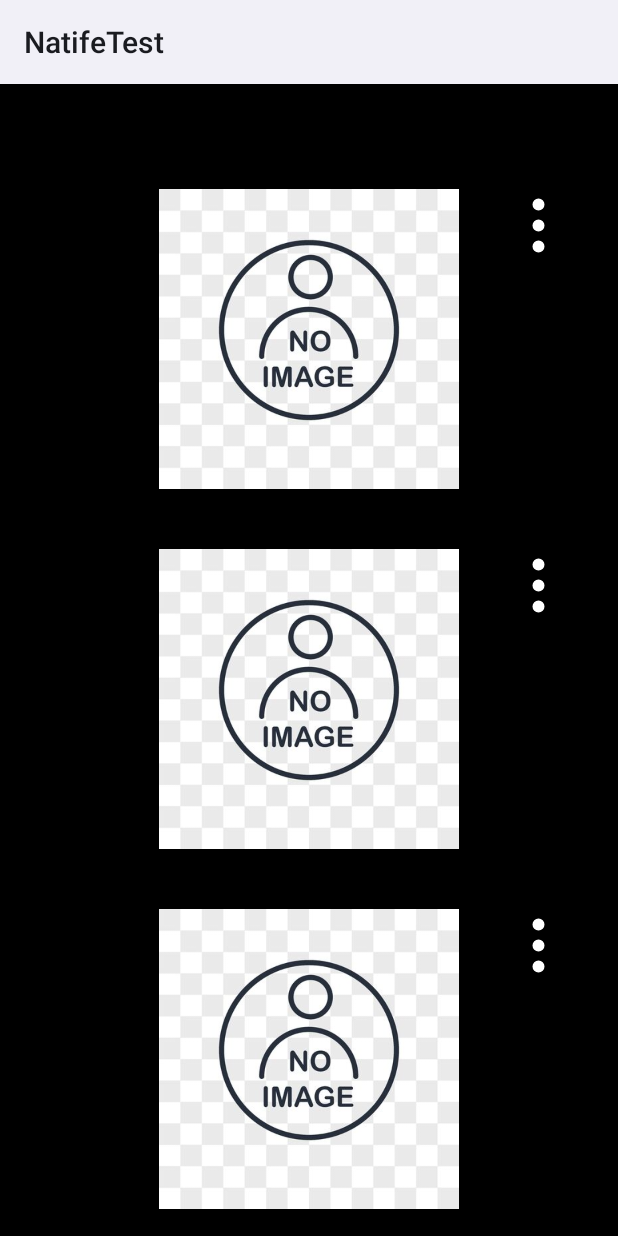
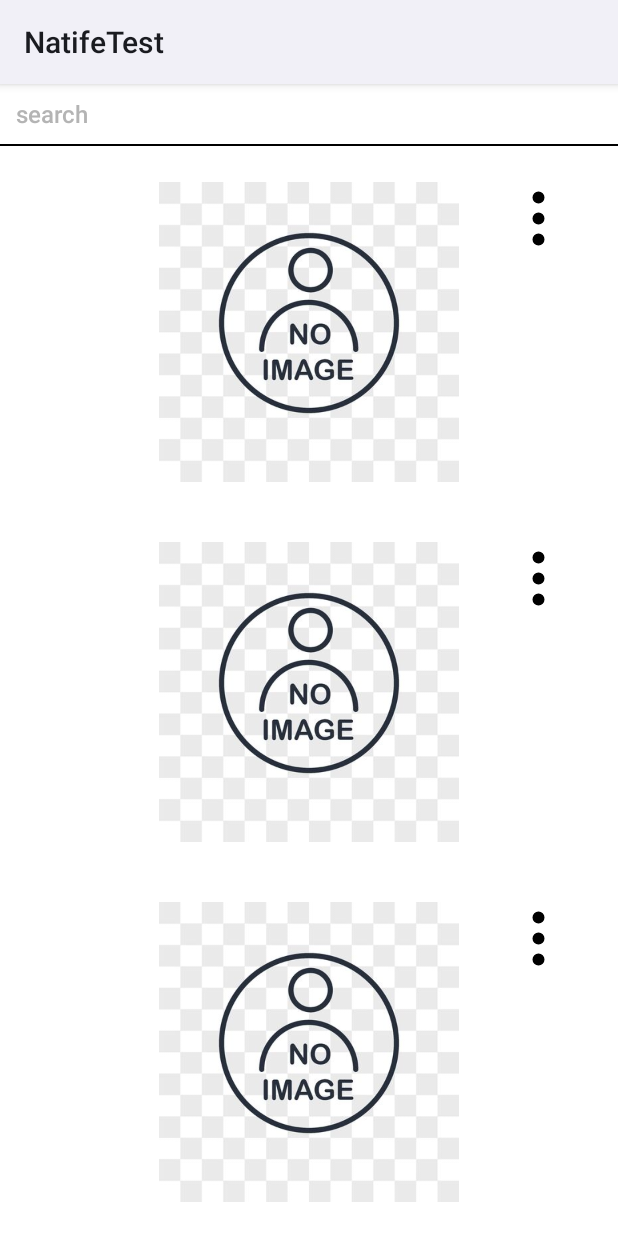
Before and after one commit to NothingToUnderstand/NatifeTest, an Android app: the layout fragment_first.xml on its own in the app's theme, with its tools: preview values and no code run, on a phone screen of 412 x 824 dp. Run offline under Robolectric (Android 15) with nearby library versions, the phone set to English and light mode, and no system bars.

Commit message:
search feature

```diff
--- a/app/src/main/java/com/example/natifetest/ui/first_screen/FirstScreenViewModel.kt
+++ b/app/src/main/java/com/example/natifetest/ui/first_screen/FirstScreenViewModel.kt
@@ -23,9 +23,9 @@ class FirstScreenViewModel @Inject constructor(
 
     private val _gifs = MutableStateFlow<PagingData<Gif>?>(null)
     val gifs = _gifs.asStateFlow()
-    fun getGifs() {
+    fun getGifs(search: String? = null) {
         viewModelScope.launch {
-            gifsUseCase.getGifs().cachedIn(viewModelScope).collect {
+            gifsUseCase.getGifs(search).cachedIn(viewModelScope).collect {
                 _gifs.value = it
             }
         }
--- /dev/null
+++ b/app/src/main/res/drawable/black_cursor.xml
@@ -0,0 +1,7 @@
+<?xml version="1.0" encoding="utf-8"?>
+<shape android:shape="rectangle"  xmlns:android="http://schemas.android.com/apk/res/android">
+    <size android:width="1dp" android:height="1dp"/>
+    <solid android:color="@color/black"
+        />
+    <stroke android:color="@color/black"/>
+</shape>
--- a/app/src/main/res/drawable/ic_loading.xml
+++ b/app/src/main/res/drawable/ic_loading.xml
@@ -8,6 +8,6 @@
       android:strokeLineJoin="round"
       android:strokeWidth="2"
       android:fillColor="#00000000"
-      android:strokeColor="#000000"
+      android:strokeColor="@color/black"
       android:strokeLineCap="round"/>
 </vector>
--- a/app/src/main/res/drawable/ic_sandwich_menu.xml
+++ b/app/src/main/res/drawable/ic_sandwich_menu.xml
@@ -1,12 +1,12 @@
 <vector android:height="38dp" android:viewportHeight="19"
     android:viewportWidth="5" android:width="10dp" xmlns:android="http://schemas.android.com/apk/res/android">
-    <path android:fillColor="#FFFFFF" android:fillType="evenOdd"
+    <path android:fillColor="@color/black" android:fillType="evenOdd"
         android:pathData="M2.5,2.5m-1.5,0a1.5,1.5 0,1 1,3 0a1.5,1.5 0,1 1,-3 0"
-        android:strokeColor="#FFFFFF" android:strokeWidth="1"/>
-    <path android:fillColor="#FFFFFF" android:fillType="evenOdd"
+        android:strokeColor="@color/black" android:strokeWidth="1"/>
+    <path android:fillColor="@color/black" android:fillType="evenOdd"
         android:pathData="M2.5,9.5m-1.5,0a1.5,1.5 0,1 1,3 0a1.5,1.5 0,1 1,-3 0"
-        android:strokeColor="#FFFFFF" android:strokeWidth="1"/>
-    <path android:fillColor="#FFFFFF" android:fillType="evenOdd"
+        android:strokeColor="@color/black" android:strokeWidth="1"/>
+    <path android:fillColor="@color/black" android:fillType="evenOdd"
         android:pathData="M2.5,16.5m-1.5,0a1.5,1.5 0,1 1,3 0a1.5,1.5 0,1 1,-3 0"
-        android:strokeColor="#FFFFFF" android:strokeWidth="1"/>
+        android:strokeColor="@color/black" android:strokeWidth="1"/>
 </vector>
--- a/app/src/main/res/layout/fragment_first.xml
+++ b/app/src/main/res/layout/fragment_first.xml
@@ -1,27 +1,47 @@
 <?xml version="1.0" encoding="utf-8"?>
-<androidx.constraintlayout.widget.ConstraintLayout xmlns:android="http://schemas.android.com/apk/res/android"
+<androidx.constraintlayout.widget.ConstraintLayout
+    xmlns:android="http://schemas.android.com/apk/res/android"
     xmlns:app="http://schemas.android.com/apk/res-auto"
     xmlns:tools="http://schemas.android.com/tools"
     android:layout_width="match_parent"
     android:layout_height="match_parent"
-    android:background="@color/black">
+    android:background="@color/white">
+
+    <androidx.appcompat.widget.AppCompatEditText
+        android:id="@+id/search"
+        style="@style/SearchEditText"
+        android:layout_width="0dp"
+        android:layout_height="40dp"
+        android:layout_marginStart="5dp"
+        android:hint="@string/search"
+        android:imeOptions="actionDone"
+        android:inputType="text"
+        android:maxLines="1"
+        app:layout_constraintEnd_toEndOf="parent"
+        app:layout_constraintStart_toStartOf="parent"
+        app:layout_constraintTop_toTopOf="parent" />
+    <View
+        android:layout_width="match_parent"
+        android:layout_height="1dp"
+        android:background="@color/black"
+        app:layout_constraintTop_toBottomOf="@+id/search"/>
 
     <androidx.swiperefreshlayout.widget.SwipeRefreshLayout
         android:id="@+id/swiperefresh"
         android:layout_width="match_parent"
         android:layout_height="wrap_content"
-        app:layout_constraintBottom_toBottomOf="parent"
+        android:layout_marginTop="50dp"
+         app:layout_constraintBottom_toBottomOf="parent"
         app:layout_constraintEnd_toEndOf="parent"
         app:layout_constraintStart_toStartOf="parent"
-        app:layout_constraintTop_toTopOf="parent">
+        app:layout_constraintTop_toBottomOf="@+id/search">
 
         <androidx.recyclerview.widget.RecyclerView
             android:id="@+id/gifs_recyclerview"
             android:layout_width="match_parent"
             android:layout_height="wrap_content"
             android:orientation="vertical"
-            android:paddingTop="50dp"
-            app:layoutManager="androidx.recyclerview.widget.LinearLayoutManager"
+                app:layoutManager="androidx.recyclerview.widget.LinearLayoutManager"
             app:layout_constraintBottom_toBottomOf="parent"
             app:layout_constraintEnd_toEndOf="parent"
             app:layout_constraintStart_toStartOf="parent"
--- a/app/src/main/res/layout/layout_rv_item_gif.xml
+++ b/app/src/main/res/layout/layout_rv_item_gif.xml
@@ -2,7 +2,7 @@
 <androidx.constraintlayout.widget.ConstraintLayout xmlns:android="http://schemas.android.com/apk/res/android"
     xmlns:app="http://schemas.android.com/apk/res-auto"
     android:layout_width="match_parent"
-    android:background="@color/black"
+    android:background="@color/white"
     android:layout_height="wrap_content">
 
     <ImageView
@@ -25,6 +25,6 @@
         app:layout_constraintEnd_toEndOf="parent"
         app:layout_constraintStart_toEndOf="@+id/gif_iv"
         app:layout_constraintTop_toTopOf="parent"
-        android:backgroundTint="@color/black"/>
+        android:backgroundTint="@color/white"/>
 
 </androidx.constraintlayout.widget.ConstraintLayout>
--- a/app/src/main/res/values/colors.xml
+++ b/app/src/main/res/values/colors.xml
@@ -2,4 +2,6 @@
 <resources>
     <color name="black">#FF000000</color>
     <color name="white">#FFFFFFFF</color>
+    <color name="gray">#B4B4B4</color>
+
 </resources>
--- a/app/src/main/res/values/strings.xml
+++ b/app/src/main/res/values/strings.xml
@@ -3,4 +3,5 @@
     <string name="something_went_wrong">Something went wrong</string>
     <string name="no_internet_connection">No internet connection</string>
     <string name="delete">Delete</string>
+    <string name="search">search</string>
 </resources>
--- /dev/null
+++ b/app/src/main/res/values/styles.xml
@@ -0,0 +1,12 @@
+<?xml version="1.0" encoding="utf-8"?>
+<resources>
+    <style name="SearchEditText" parent="Widget.AppCompat.EditText">
+        <item name="android:saveEnabled">true</item>
+        <item name="android:textColorHint">@color/gray</item>
+        <item name="android:textSize">16sp</item>
+        <item name="android:textColor">@color/black</item>
+        <item name="android:padding">5dp</item>
+        <item name="android:textCursorDrawable">@drawable/black_cursor</item>
+        <item name="android:background">@color/white</item>
+    </style>
+</resources>
```
Also changed, not shown: app/src/main/java/com/example/natifetest/data/repository/pagination/GifRemoteMediator.kt (+11 -4 lines), app/src/main/java/com/example/natifetest/domain/usecase/GifsUseCase.kt (+11 -5 lines), app/src/main/java/com/example/natifetest/ui/MainActivity.kt (+20 -0 lines), app/src/main/java/com/example/natifetest/ui/first_screen/FirstFragment.kt (+22 -8 lines), app/src/main/java/com/example/natifetest/utils/extensions/KeyboardExtensions.kt (added, +29 -0 lines).
